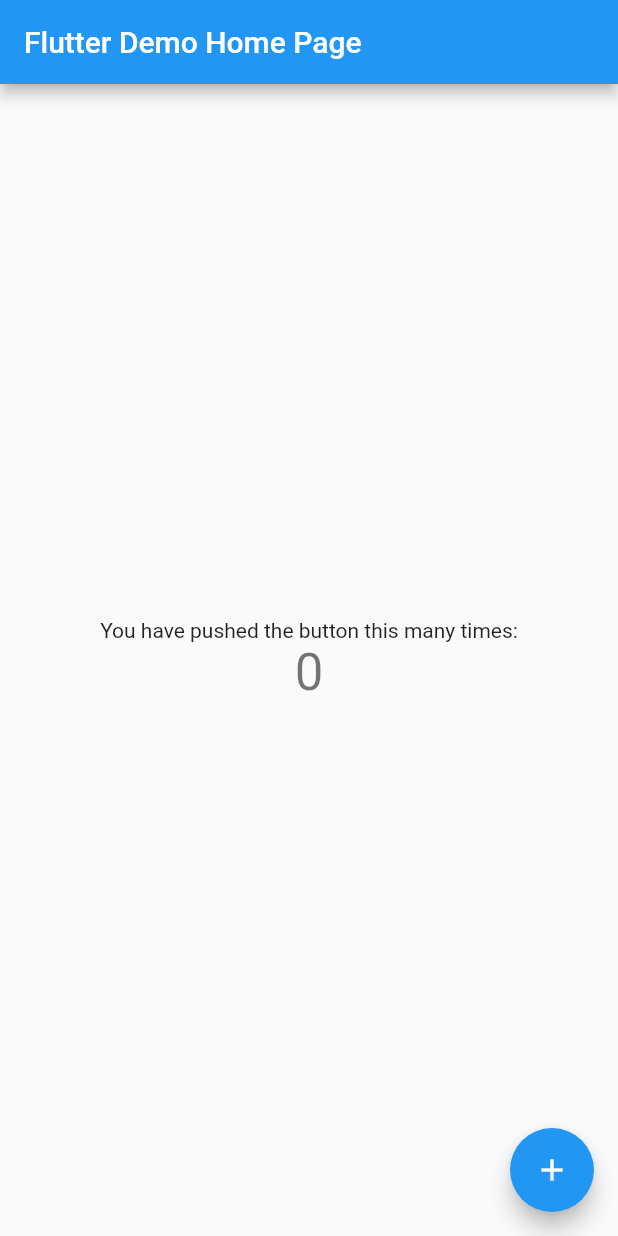
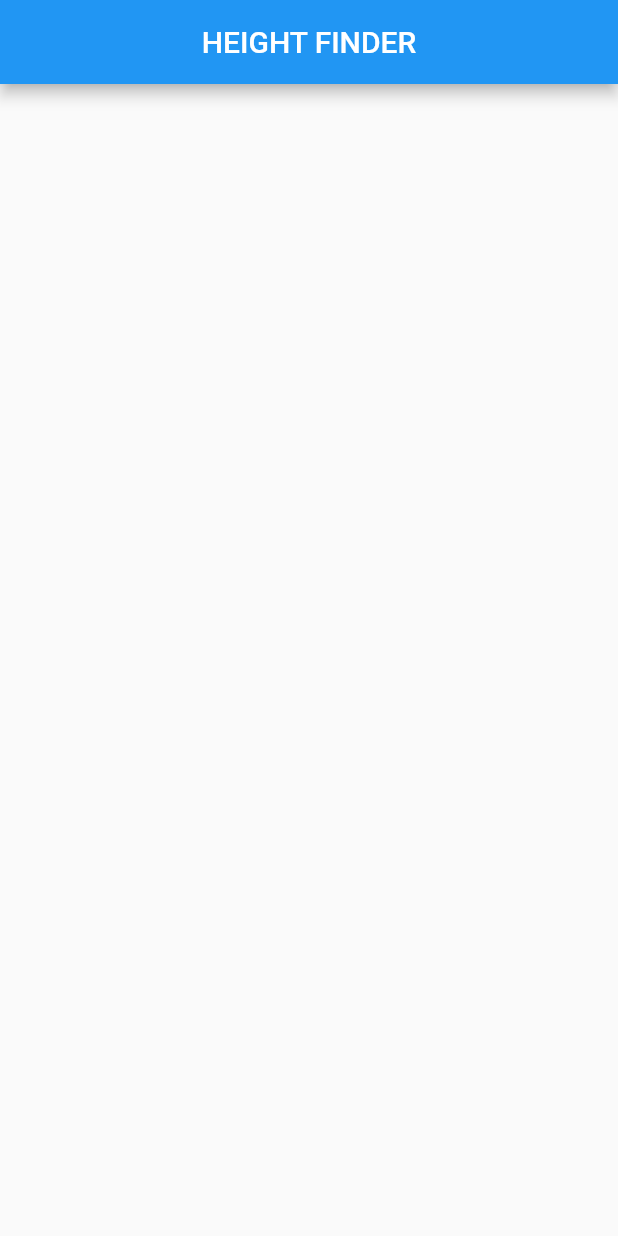
Before and after one commit to JaredTeter/height_finder, a Flutter app: the screen it shows after launch, on a phone screen of 412 x 824 dp. Run offline on Flutter 3.47's test engine with Material 2 defaults, Android fonts, the phone set to English and light mode, and no system bars.

Commit message:
Created Home widget and added it to main

```diff
--- a/lib/home.dart
+++ b/lib/home.dart
@@ -0,0 +1,22 @@
+import 'package:flutter/material.dart';
+
+class Home extends StatefulWidget {
+  const Home({Key? key}) : super(key: key);
+
+  @override
+  State<Home> createState() => _HomeState();
+}
+
+class _HomeState extends State<Home> {
+  @override
+  Widget build(BuildContext context) {
+    return Scaffold(
+      appBar: AppBar(
+        title: const Center(child: Text('HEIGHT FINDER')),
+      ),
+      body: Center(
+        child: Column(),
+      ),
+    );
+  }
+}
--- a/lib/main.dart
+++ b/lib/main.dart
@@ -1,4 +1,6 @@
 import 'package:flutter/material.dart';
+
+import 'home.dart';
 
 void main() {
   runApp(const MyApp());
@@ -13,103 +15,9 @@ class MyApp extends StatelessWidget {
     return MaterialApp(
       title: 'Flutter Demo',
       theme: ThemeData(
-        // This is the theme of your application.
-        //
-        // Try running your application with "flutter run". You'll see the
-        // application has a blue toolbar. Then, without quitting the app, try
-        // changing the primarySwatch below to Colors.green and then invoke
-        // "hot reload" (press "r" in the console where you ran "flutter run",
-        // or simply save your changes to "hot reload" in a Flutter IDE).
-        // Notice that the counter didn't reset back to zero; the application
-        // is not restarted.
         primarySwatch: Colors.blue,
       ),
-      home: const MyHomePage(title: 'Flutter Demo Home Page'),
+      home: const Home(),
     );
   }
 }
-
-class MyHomePage extends StatefulWidget {
-  const MyHomePage({super.key, required this.title});
-
-  // This widget is the home page of your application. It is stateful, meaning
-  // that it has a State object (defined below) that contains fields that affect
-  // how it looks.
-
-  // This class is the configuration for the state. It holds the values (in this
-  // case the title) provided by the parent (in this case the App widget) and
-  // used by the build method of the State. Fields in a Widget subclass are
-  // always marked "final".
-
-  final String title;
-
-  @override
-  State<MyHomePage> createState() => _MyHomePageState();
-}
-
-class _MyHomePageState extends State<MyHomePage> {
-  int _counter = 0;
-
-  void _incrementCounter() {
-    setState(() {
-      // This call to setState tells the Flutter framework that something has
-      // changed in this State, which causes it to rerun the build method below
-      // so that the display can reflect the updated values. If we changed
-      // _counter without calling setState(), then the build method would not be
-      // called again, and so nothing would appear to happen.
-      _counter++;
-    });
-  }
-
-  @override
-  Widget build(BuildContext context) {
-    // This method is rerun every time setState is called, for instance as done
-    // by the _incrementCounter method above.
-    //
-    // The Flutter framework has been optimized to make rerunning build methods
-    // fast, so that you can just rebuild anything that needs updating rather
-    // than having to individually change instances of widgets.
-    return Scaffold(
-      appBar: AppBar(
-        // Here we take the value from the MyHomePage object that was created by
-        // the App.build method, and use it to set our appbar title.
-        title: Text(widget.title),
-      ),
-      body: Center(
-        // Center is a layout widget. It takes a single child and positions it
-        // in the middle of the parent.
-        child: Column(
-          // Column is also a layout widget. It takes a list of children and
-          // arranges them vertically. By default, it sizes itself to fit its
-          // children horizontally, and tries to be as tall as its parent.
-          //
-          // Invoke "debug painting" (press "p" in the console, choose the
-          // "Toggle Debug Paint" action from the Flutter Inspector in Android
-          // Studio, or the "Toggle Debug Paint" command in Visual Studio Code)
-          // to see the wireframe for each widget.
-          //
-          // Column has various properties to control how it sizes itself and
-          // how it positions its children. Here we use mainAxisAlignment to
-          // center the children vertically; the main axis here is the vertical
-          // axis because Columns are vertical (the cross axis would be
-          // horizontal).
-          mainAxisAlignment: MainAxisAlignment.center,
-          children: <Widget>[
-            const Text(
-              'You have pushed the button this many times:',
-            ),
-            Text(
-              '$_counter',
-              style: Theme.of(context).textTheme.headline4,
-            ),
-          ],
-        ),
-      ),
-      floatingActionButton: FloatingActionButton(
-        onPressed: _incrementCounter,
-        tooltip: 'Increment',
-        child: const Icon(Icons.add),
-      ), // This trailing comma makes auto-formatting nicer for build methods.
-    );
-  }
-}
```
